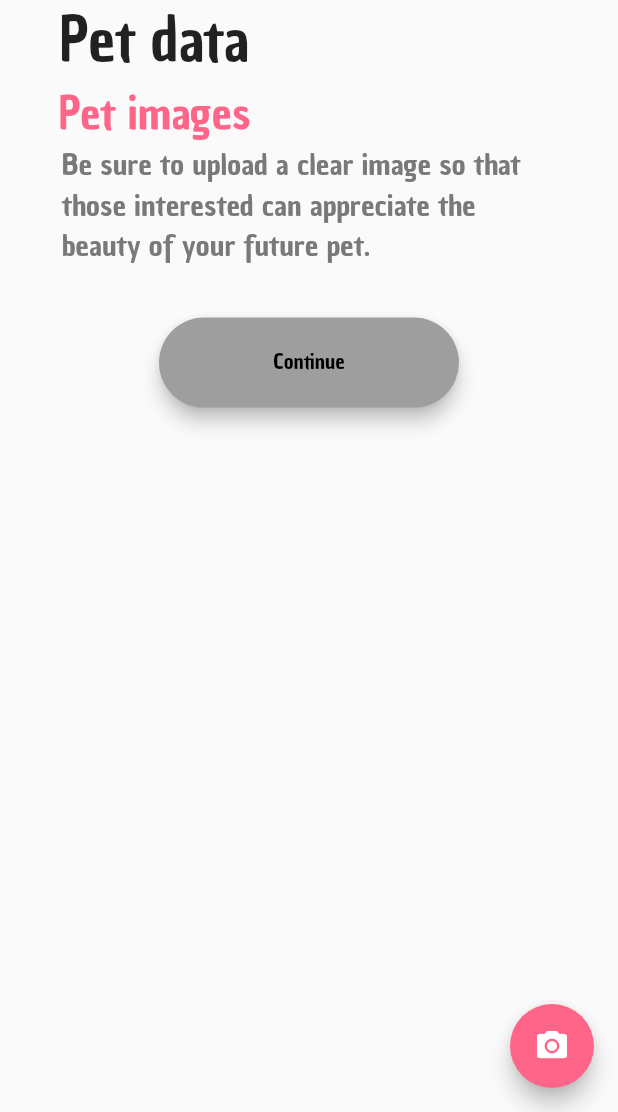
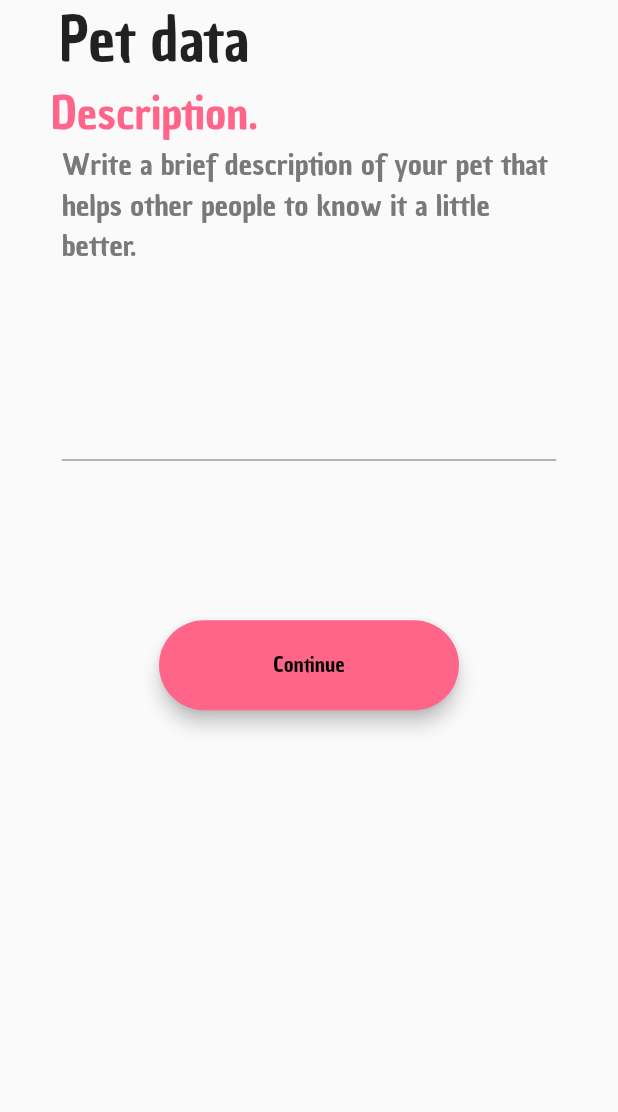
Before and after one commit to BrianFlores7/PETFIND-APP, a Flutter app: the PetImageRegister screen opened by its route, after a tap on "Continue", on a phone screen of 412 x 824 dp, the part 124-1236 px from its top. Run offline on Flutter 3.47's test engine with Material 2 defaults, Android fonts, the phone set to English and light mode, and no system bars; our stand-ins replace flutter_easyloading, image_picker.

Commit message:
agregando vistas faltantes

```diff
--- a/lib/Labels/labels.dart
+++ b/lib/Labels/labels.dart
@@ -31,4 +31,8 @@ class Labels {
   static const String passwor_dont_match = 'Password do not match';
   static const String password_or_email_incorrect = 'Password or Email are not correct.';
   static const String something_went_wrong = 'Something went wrong, try again.';
+  static const String description = 'Description.';
+  static const String youreDone = 'You are done!';
+  static const String descriptionLarge = 'Write a brief description of your pet that helps other people to know it a little better.';
+  static const String registerDone = '!! Congratulations!! The registration of your pet has been completed, now everyone will be able to see it and as soon as someone is interested we will let you know.';
 }
--- /dev/null
+++ b/lib/RegisterPet/ui/screen/pet_description.dart
@@ -0,0 +1,65 @@
+import 'package:flutter/material.dart';
+import 'package:petfind/Labels/labels.dart';
+import 'package:petfind/RegisterPet/ui/widget/app_bar.dart';
+import 'package:petfind/RegisterPet/ui/widget/header_text.dart';
+import 'package:petfind/colors/colors_views.dart';
+import 'package:petfind/components/rounded_btn.dart';
+
+class PetDescription extends StatefulWidget {
+  PetDescription({Key? key}) : super(key: key);
+
+  @override
+  State<PetDescription> createState() => _PetDescriptionState();
+}
+
+class _PetDescriptionState extends State<PetDescription> {
+  @override
+  Widget build(BuildContext context) {
+    TextEditingController _textControllerPetDescription =
+        TextEditingController(text: "");
+    var width = MediaQuery.of(context).size.width;
+    var height = MediaQuery.of(context).size.height;
+    return SafeArea(
+      child: Scaffold(
+        body: SingleChildScrollView(
+          physics: const ClampingScrollPhysics(),
+          child: Column(
+            children: [
+              AppBarRegister(width),
+              TextHeader(
+                width,
+                Labels.pet_data,
+                Labels.descriptionLarge,
+                Labels.description,
+              ),
+              Container(
+                margin: EdgeInsets.symmetric(
+                    vertical: height * 0.1, horizontal: width * 0.1),
+                child: TextField(
+                  controller: _textControllerPetDescription,
+                  style: (const TextStyle(
+                    color: Colors.white,
+                    fontWeight: FontWeight.w400,
+                  )),
+                  cursorColor: Colors.white,
+                ),
+              ),
+              Padding(
+                padding: const EdgeInsets.all(8.0),
+                child: Center(
+                  child: RoundedButton(
+                    btnText: Labels.continueText,
+                    color: ColorsViews.pink_word,
+                    onPressed: () async {
+                      Navigator.pushNamed(context, '/petRegisterFinished');
+                    },
+                  ),
+                ),
+              ),
+            ],
+          ),
+        ),
+      ),
+    );
+  }
+}
--- a/lib/RegisterPet/ui/screen/pet_image.dart
+++ b/lib/RegisterPet/ui/screen/pet_image.dart
@@ -3,6 +3,7 @@ import 'dart:io';
 import 'package:flutter/material.dart';
 import 'package:image_picker/image_picker.dart';
 import 'package:petfind/Labels/labels.dart';
+import 'package:petfind/RegisterPet/ui/widget/app_bar.dart';
 import 'package:petfind/RegisterPet/ui/widget/continue_button_pet_Register.dart';
 import 'package:petfind/colors/colors_views.dart';
 import 'package:intl/intl.dart';
@@ -36,28 +37,7 @@ class _PetImageRegisterState extends State<PetImageRegister> {
           scrollDirection: Axis.vertical,
           child: Column(
             children: [
-              Padding(
-                padding: EdgeInsets.only(
-                  left: width * 0.05,
-                  right: width * 0.05,
-                ),
-                child: Row(
-                  mainAxisAlignment: MainAxisAlignment.spaceBetween,
-                  children: [
-                    IconButton(
-                      onPressed: () {},
-                      icon: const Icon(
-                        Icons.arrow_back,
-                        size: 40,
-                      ),
-                    ),
-                    SizedBox(
-                      width: width * 0.2,
-                      child: Image.asset('assets/LOGO_PETFIND.png'),
-                    ),
-                  ],
-                ),
-              ),
+              AppBarRegister(width),
               Padding(
                 padding: EdgeInsets.only(right: width * 0.5),
                 child: Column(
@@ -90,7 +70,9 @@ class _PetImageRegisterState extends State<PetImageRegister> {
               RoundedButton(
                 btnText: Labels.continueText,
                 color: (cantidad > 0) ? ColorsViews.pink_word : Colors.grey,
-                onPressed: () async {},
+                onPressed: () async {
+                  Navigator.pushNamed(context, '/petDescription');
+                },
               ),
             ],
           ),
--- /dev/null
+++ b/lib/RegisterPet/ui/widget/app_bar.dart
@@ -0,0 +1,32 @@
+import 'package:flutter/material.dart';
+
+class AppBarRegister extends StatelessWidget {
+  final width;
+  const AppBarRegister(this.width);
+
+  @override
+  Widget build(BuildContext context) {
+    return Padding(
+      padding: EdgeInsets.only(
+        left: width * 0.05,
+        right: width * 0.05,
+      ),
+      child: Row(
+        mainAxisAlignment: MainAxisAlignment.spaceBetween,
+        children: [
+          IconButton(
+            onPressed: () {},
+            icon: const Icon(
+              Icons.arrow_back,
+              size: 40,
+            ),
+          ),
+          SizedBox(
+            width: width * 0.2,
+            child: Image.asset('assets/LOGO_PETFIND.png'),
+          ),
+        ],
+      ),
+    );
+  }
+}
--- /dev/null
+++ b/lib/RegisterPet/ui/widget/header_text.dart
@@ -0,0 +1,46 @@
+import 'package:flutter/material.dart';
+import 'package:petfind/Labels/labels.dart';
+import 'package:petfind/colors/colors_views.dart';
+
+class TextHeader extends StatelessWidget {
+  final width;
+  final text;
+  final textDescription;
+  final textSubtitle;
+  const TextHeader(this.width, this.text, this.textDescription, this.textSubtitle);
+  @override
+  Widget build(BuildContext context) {
+    return Column(
+      children: [
+        Padding(
+          padding: EdgeInsets.only(right: width * 0.5),
+          child: Column(
+            children: <Widget>[
+              Text(
+                text,
+                style: TextStyle(fontSize: 40),
+              ),
+              Text(
+                textSubtitle,
+                style: TextStyle(
+                  fontSize: 30,
+                  color: ColorsViews.pink_word,
+                ),
+              ),
+            ],
+          ),
+        ),
+        SizedBox(
+          width: width * 0.8,
+          child: Text(
+            textDescription,
+            style: const TextStyle(
+              fontSize: 20,
+              color: ColorsViews.grey_word,
+            ),
+          ),
+        ),
+      ],
+    );
+  }
+}
--- a/lib/main.dart
+++ b/lib/main.dart
@@ -4,6 +4,8 @@ import 'package:petfind/Home/ui/screen/home_main.dart';
 import 'package:petfind/Login/ui/screen/login.dart';
 import 'package:petfind/Register/ui/screen/sign_up.dart';
 import 'package:petfind/RegisterPet/ui/screen/pet_data_register.dart';
+import 'package:petfind/RegisterPet/ui/screen/pet_description.dart';
+import 'package:petfind/RegisterPet/ui/screen/pet_finished.dart';
 import 'package:petfind/RegisterPet/ui/screen/pet_image.dart';
 import 'package:petfind/RegisterPet/ui/screen/register_pet_main.dart';
 
@@ -28,7 +30,7 @@ class MyApp extends StatelessWidget {
         primarySwatch: Colors.blue,
         fontFamily: 'Chau Philomene One',
       ),
-      initialRoute: '/petRegisterImage',
+      initialRoute: '/petRegisterFinished',
       routes: {
         '/': (context) => Login(),
         '/register_page': (context) => CreateAccount(),
@@ -36,6 +38,8 @@ class MyApp extends StatelessWidget {
         '/registerPet': (context) => RegisterPetView(),
         '/registerPetData': (context) => PetDataRegister(),
         '/petRegisterImage': (context) => PetImageRegister(),
+        '/petDescription': (context) => PetDescription(),
+        '/petRegisterFinished': (context) => PetFinishedView(),
       },
     );
   }
```
Also changed, not shown: lib/RegisterPet/ui/screen/pet_data_register.dart (+2 -22 lines), lib/RegisterPet/ui/screen/pet_finished.dart (added, +54 -0 lines).
